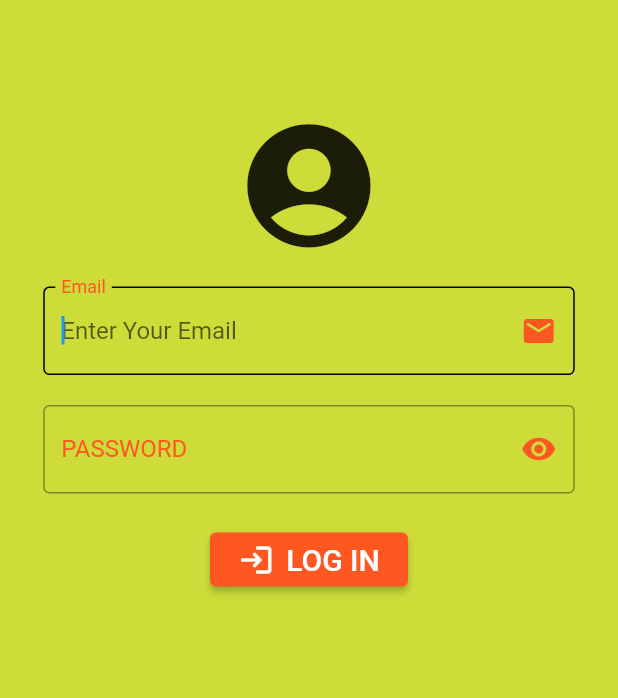
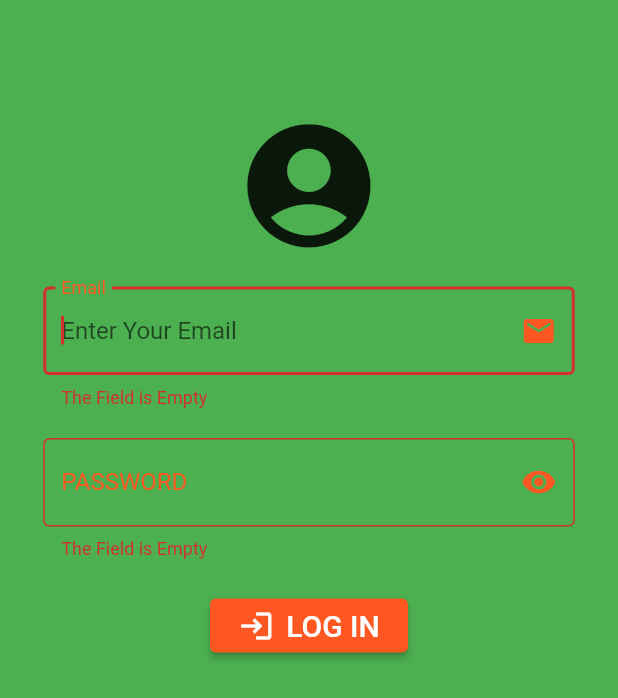
Before and after one commit to ttcapp/jakaria_demo_new, a Flutter app: the logInPage screen opened directly, after a tap on "LOG IN", on a phone screen of 412 x 824 dp. Shown: the top 698 px of the screen. Run offline on Flutter 3.47's test engine with Material 2 defaults, Android fonts, the phone set to English and light mode, and no system bars; missing offline and left inert: slide_drawer.

Commit message:
Jakaria_Demo 9th Commit

```diff
--- a/lib/log_in.dart
+++ b/lib/log_in.dart
@@ -1,4 +1,5 @@
 import 'package:flutter/material.dart';
+import 'package:jakaria_demo/my_home_page.dart';
 import 'package:jakaria_demo/utills/all_colors.dart';
 class logInPage extends StatefulWidget {
   const logInPage({Key? key}) : super(key: key);
@@ -7,6 +8,11 @@ class logInPage extends StatefulWidget {
   _logInPageState createState() => _logInPageState();
 }
 // for global variables
+String _email= "afcking2017@gmail.com";
+String _password= "555777";
+TextEditingController emailCont= TextEditingController();
+TextEditingController passlCont= TextEditingController();
+
 final _formkey= GlobalKey<FormState>();
 
 
@@ -19,7 +25,7 @@ class _logInPageState extends State<logInPage> {
       body: Container(
         height: h,
         width: w,
-        color: Colors.lime,
+        color: Colors.green,
         child: Padding(
           padding: EdgeInsets.only(
               top:  h*0.09,
@@ -35,6 +41,15 @@ class _logInPageState extends State<logInPage> {
                   height: 18,
                 ),
                 TextFormField(
+                  controller: emailCont,
+                  validator: (text){
+                    if(text == null || text.isEmpty){
+                      return "The Field is Empty";
+                    }
+                    else if(text != _email){
+                      return "Invalid email";
+                    }
+                  },
                   autofocus: true,
                   decoration: InputDecoration(
                     labelText: "Email",
@@ -54,6 +69,15 @@ class _logInPageState extends State<logInPage> {
                 ),
                 SizedBox(height: 20,),
                 TextFormField(
+                  controller: passlCont,
+                  validator: (text){
+                    if(text == null || text.isEmpty){
+                      return "The Field is Empty";
+                    }
+                    else if(text != _password){
+                      return "Invalid Password";
+                    }
+                  },
                   obscureText: true,
                   autofocus: true,
                   decoration: InputDecoration(
@@ -79,7 +103,12 @@ class _logInPageState extends State<logInPage> {
                     primary: AllColors.appThemeColor
                   ),
                     onPressed: (){
-
+                    emailCont.text;
+                    if(_formkey.currentState!.validate()){
+                      Navigator.push(context,
+                          MaterialPageRoute(builder:(context)
+                      =>MyHomePage()));
+                    }
                     },
                     child: Container(
                       width: 100,
--- a/lib/main.dart
+++ b/lib/main.dart
@@ -1,4 +1,5 @@
 import 'package:flutter/material.dart';
+import 'package:jakaria_demo/log_in.dart';
 import 'package:jakaria_demo/my_home_page.dart';
 import 'package:jakaria_demo/second_page.dart';
 import 'package:jakaria_demo/third_page.dart';
@@ -47,7 +48,7 @@ final navigatorkey= GlobalKey<NavigatorState>();
               icon: Icons.settings,
               onTap: (){}),
         ],
-        child: MyHomePage(),
+        child: logInPage(),
       ),
     );
   }
```
